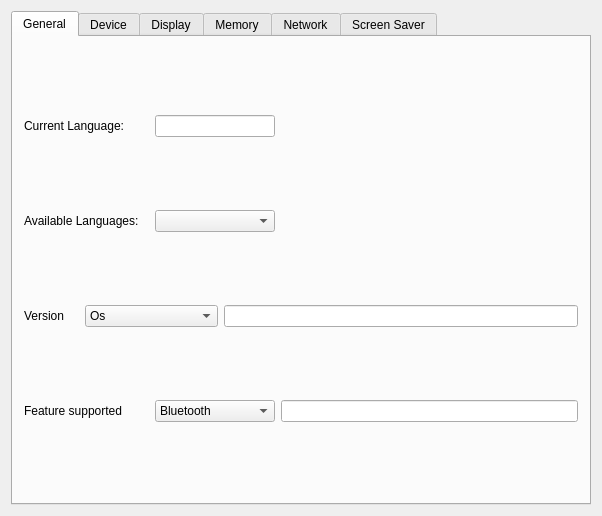
qtproject/qt-mobility, file examples/sysinfo/dialog.ui: the form before one commit.
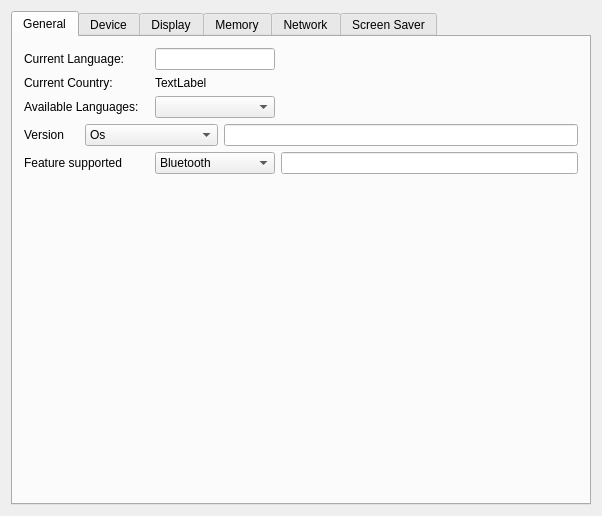
The form after the commit. The open tabs and pages were chosen to show the change.

Commit message: get color depth for screen. use QLocale for current country

Diff of the .ui file:
```diff
--- a/examples/sysinfo/dialog.ui
+++ b/examples/sysinfo/dialog.ui
@@ -35,23 +35,37 @@
         <widget class="QLineEdit" name="curLanguageLineEdit"/>
        </item>
        <item row="1" column="0" colspan="2">
+        <widget class="QLabel" name="label_16">
+         <property name="text">
+          <string>Current Country:</string>
+         </property>
+        </widget>
+       </item>
+       <item row="1" column="2" colspan="2">
+        <widget class="QLabel" name="countryCodeLabel">
+         <property name="text">
+          <string>TextLabel</string>
+         </property>
+        </widget>
+       </item>
+       <item row="2" column="0" colspan="2">
         <widget class="QLabel" name="label_2">
          <property name="text">
           <string>Available Languages:</string>
          </property>
         </widget>
        </item>
-       <item row="1" column="2" colspan="2">
+       <item row="2" column="2" colspan="2">
         <widget class="QComboBox" name="languagesComboBox"/>
        </item>
-       <item row="2" column="0">
+       <item row="3" column="0">
         <widget class="QLabel" name="label_3">
          <property name="text">
           <string>Version</string>
          </property>
         </widget>
        </item>
-       <item row="2" column="1" colspan="2">
+       <item row="3" column="1" colspan="2">
         <widget class="QComboBox" name="versionComboBox">
          <item>
           <property name="text">
@@ -105,17 +119,17 @@
          </item>
         </widget>
        </item>
-       <item row="2" column="3" colspan="2">
+       <item row="3" column="3" colspan="2">
         <widget class="QLineEdit" name="versionLineEdit"/>
        </item>
-       <item row="3" column="0" colspan="2">
+       <item row="4" column="0" colspan="2">
         <widget class="QLabel" name="label_4">
          <property name="text">
           <string>Feature supported</string>
          </property>
         </widget>
        </item>
-       <item row="3" column="2" colspan="2">
+       <item row="4" column="2" colspan="2">
         <widget class="QComboBox" name="featureComboBox">
          <item>
           <property name="text">
@@ -184,9 +198,22 @@
          </item>
         </widget>
        </item>
-       <item row="3" column="4">
+       <item row="4" column="4">
         <widget class="QLineEdit" name="featuresLineEdit"/>
        </item>
+       <item row="5" column="1">
+        <spacer name="verticalSpacer_3">
+         <property name="orientation">
+          <enum>Qt::Vertical</enum>
+         </property>
+         <property name="sizeHint" stdset="0">
+          <size>
+           <width>20</width>
+           <height>291</height>
+          </size>
+         </property>
+        </spacer>
+       </item>
       </layout>
      </widget>
      <widget class="QWidget" name="sysdevicetab">
```
Left out of the diff: 2 changed lines with no effect on the pictures. The commit also changes 5 other files.
